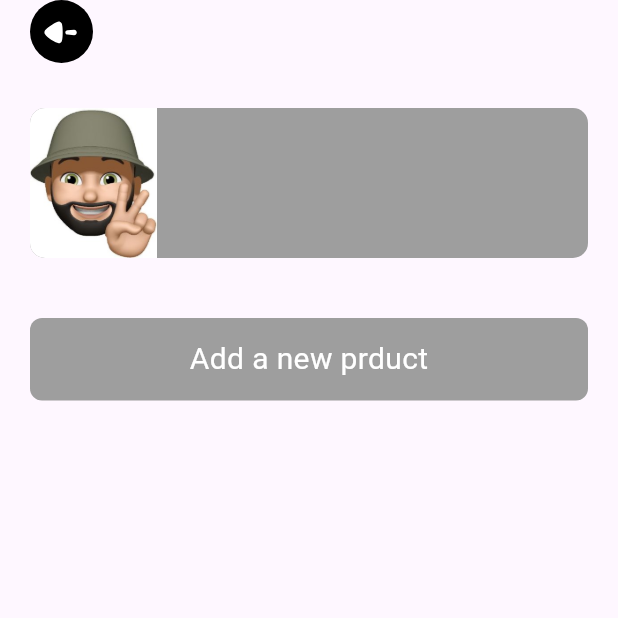
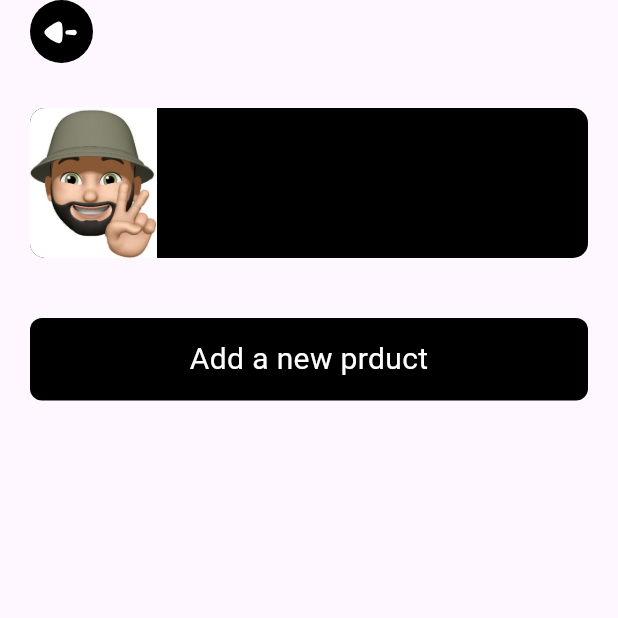
Before and after one commit to SeifRashedd/Fashion_Market, a Flutter app: the ProfileView screen opened by its route, on a phone screen of 412 x 824 dp, the top half of it. Run offline on Flutter 3.47's test engine with Material 3 defaults, Android fonts, the phone set to English and light mode, and no system bars; our stand-ins replace dartz, dio, equatable, firebase_auth, firebase_core, flutter_bloc and 4 more; accounts and stored records are empty.

Commit message:
change styles

```diff
--- a/lib/Features/auth/presention/views/widgets/custom_button.dart
+++ b/lib/Features/auth/presention/views/widgets/custom_button.dart
@@ -1,12 +1,10 @@
 import 'package:flutter/material.dart';
 
 class CustomButton extends StatelessWidget {
-  const CustomButton(
-      {super.key, this.text, this.onTap, this.color = Colors.black});
+  const CustomButton({super.key, this.text, this.onTap});
 
   final String? text;
   final VoidCallback? onTap;
-  final Color color;
 
   @override
   Widget build(BuildContext context) {
@@ -14,7 +12,7 @@ class CustomButton extends StatelessWidget {
       onTap: onTap,
       child: Container(
         decoration: BoxDecoration(
-          color: color,
+          color: Colors.black,
           borderRadius: BorderRadius.circular(8),
         ),
         width: double.infinity,
--- a/lib/Features/profile/presentaion/views/widgets/profile_view_body.dart
+++ b/lib/Features/profile/presentaion/views/widgets/profile_view_body.dart
@@ -26,7 +26,7 @@ class ProfileViewBody extends StatelessWidget {
           ClipRRect(
             borderRadius: BorderRadius.circular(10),
             child: Container(
-              color: Colors.grey,
+              color: Colors.black,
               height: 100,
               width: double.infinity,
               child: Row(
@@ -39,11 +39,13 @@ class ProfileViewBody extends StatelessWidget {
                     children: [
                       Text(
                         username,
-                        style: AppStyles.styleBold18,
+                        style:
+                            AppStyles.styleBold18.copyWith(color: Colors.white),
                       ),
                       Text(
                         email,
-                        style: AppStyles.styleRegular16,
+                        style: AppStyles.styleRegular16
+                            .copyWith(color: Colors.white),
                       ),
                     ],
                   )
@@ -53,7 +55,6 @@ class ProfileViewBody extends StatelessWidget {
           ),
           const Gap(40),
           const CustomButton(
-            color: Colors.grey,
             text: 'Add a new prduct',
           ),
         ]),
```
